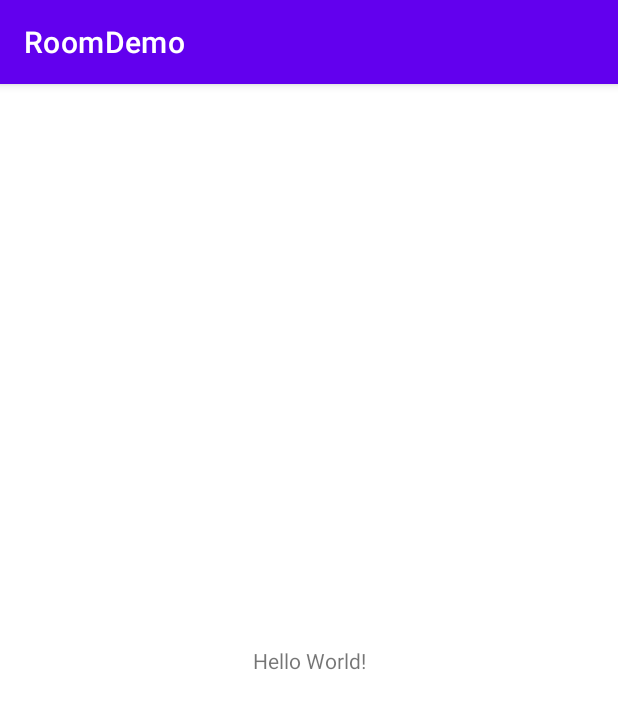
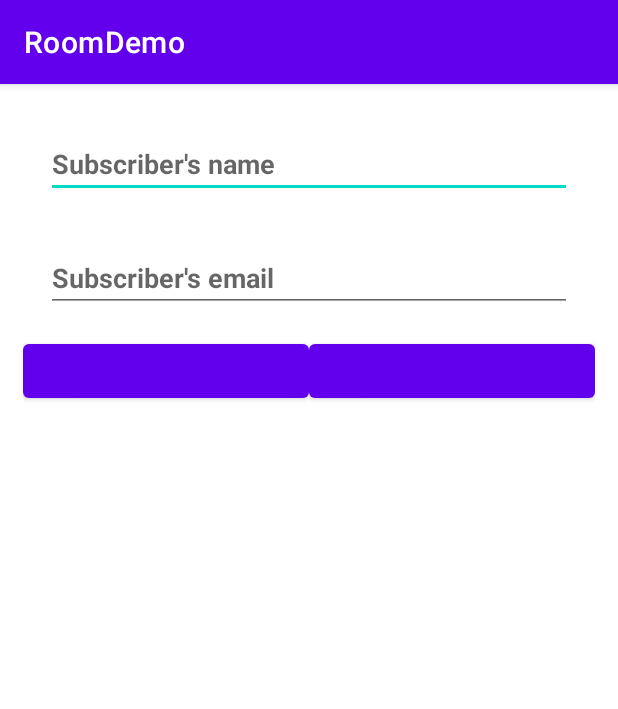
Before and after one commit to seunggyu97/Room_Basic, an Android app: the screen it shows after launch (MainActivity), on a phone screen of 412 x 824 dp. Shown: the top 709 px of the screen. Run offline under Robolectric (Android 15) with nearby library versions, the phone set to English and light mode, and no system bars.

Commit message:
Layout Setting

```diff
--- a/app/src/main/res/layout/activity_main.xml
+++ b/app/src/main/res/layout/activity_main.xml
@@ -1,18 +1,62 @@
 <?xml version="1.0" encoding="utf-8"?>
-<androidx.constraintlayout.widget.ConstraintLayout xmlns:android="http://schemas.android.com/apk/res/android"
-    xmlns:app="http://schemas.android.com/apk/res-auto"
+<LinearLayout xmlns:android="http://schemas.android.com/apk/res/android"
     xmlns:tools="http://schemas.android.com/tools"
     android:layout_width="match_parent"
     android:layout_height="match_parent"
+    android:layout_margin="15dp"
+    android:orientation="vertical"
     tools:context=".MainActivity">
 
-    <TextView
-        android:layout_width="wrap_content"
+    <EditText
+        android:id="@+id/name_text"
+        android:layout_width="match_parent"
         android:layout_height="wrap_content"
-        android:text="Hello World!"
-        app:layout_constraintBottom_toBottomOf="parent"
-        app:layout_constraintLeft_toLeftOf="parent"
-        app:layout_constraintRight_toRightOf="parent"
-        app:layout_constraintTop_toTopOf="parent" />
+        android:layout_margin="15dp"
+        android:layout_marginBottom="5dp"
+        android:ems="10"
+        android:hint="Subscriber's name"
+        android:inputType="textPersonName"
+        android:textSize="18sp"
+        android:textStyle="bold" />
 
-</androidx.constraintlayout.widget.ConstraintLayout>
+    <EditText
+        android:id="@+id/email_text"
+        android:layout_width="match_parent"
+        android:layout_height="wrap_content"
+        android:layout_margin="15dp"
+        android:layout_marginTop="5dp"
+        android:layout_marginBottom="5dp"
+        android:ems="10"
+        android:hint="Subscriber's email"
+        android:inputType="textEmailAddress"
+        android:textSize="18sp"
+        android:textStyle="bold" />
+
+    <LinearLayout
+        android:layout_width="match_parent"
+        android:layout_height="wrap_content"
+        android:orientation="horizontal">
+
+        <Button
+            android:id="@+id/save_or_update_button"
+            android:layout_width="wrap_content"
+            android:layout_height="wrap_content"
+            android:layout_weight="1"
+            android:textSize="18sp"
+            android:textStyle="bold" />
+
+        <Button
+            android:id="@+id/clear_all_or_delete_button"
+            android:layout_width="wrap_content"
+            android:layout_height="wrap_content"
+            android:layout_weight="1"
+            android:textSize="18sp"
+            android:textStyle="bold" />
+    </LinearLayout>
+
+    <androidx.recyclerview.widget.RecyclerView
+        android:layout_width="match_parent"
+        android:layout_height="wrap_content"
+        android:id="@+id/subscriber_recyclerView"
+        android:layout_margin="5dp"/>
+</LinearLayout>
```
